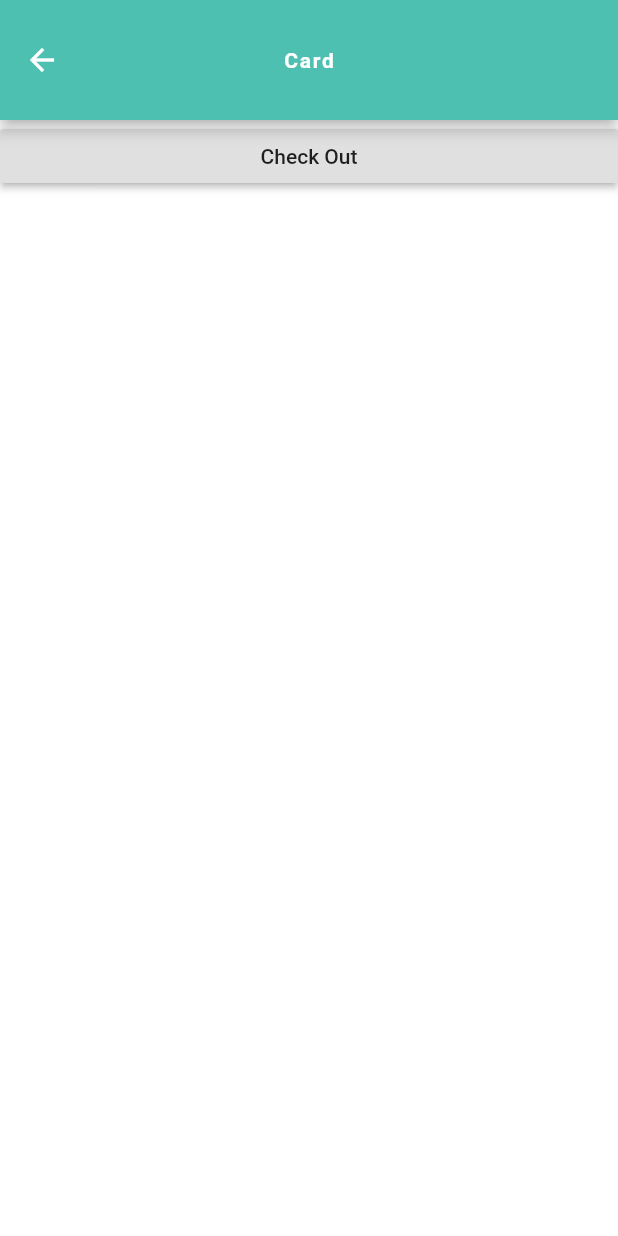
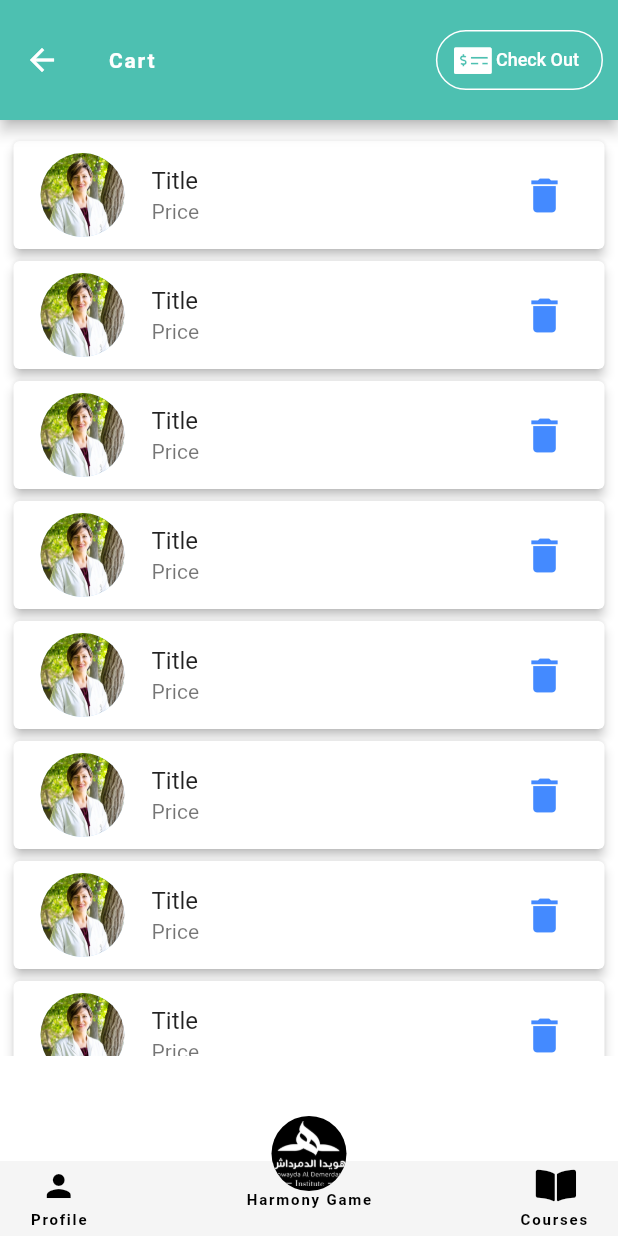
Before and after one commit to ahmedibrahim240/Dr-hwaida, a Flutter app: the Cart screen opened directly, on a phone screen of 412 x 824 dp. Run offline on Flutter 3.47's test engine with Material 2 defaults, Android fonts, the phone set to English and light mode, and no system bars; our stand-ins replace carousel_slider, flutter_datetime_picker, flutter_svg, font_awesome_flutter, smooth_star_rating; missing offline and left inert: code_fields; Roboto replaces fonts that are missing (Cairo).

Commit message:
create cart page

```diff
--- a/lib/screens/cart/card.dart
+++ b/lib/screens/cart/card.dart
@@ -1,8 +1,12 @@
 import 'package:DrHwaida/constants/constans.dart';
+import 'package:DrHwaida/constants/themes.dart';
 import 'package:DrHwaida/screens/checkOut/checkOut.dart';
 
 import 'package:flutter/cupertino.dart';
 import 'package:flutter/material.dart';
+import 'package:font_awesome_flutter/font_awesome_flutter.dart';
+
+import '../CustomBottomNavigationBar.dart';
 
 class Cart extends StatefulWidget {
   @override
@@ -13,10 +17,24 @@ class _CartState extends State<Cart> {
   @override
   Widget build(BuildContext context) {
     return Scaffold(
-      appBar: customAppBar(title: 'Card'),
-      body: ListView(
-        children: [
-          RaisedButton(
+      appBar: AppBar(
+        toolbarHeight: 80,
+        title: (Text(
+          'Cart',
+          style: AppTheme.heading.copyWith(
+            color: Colors.white,
+          ),
+        )),
+        actions: [
+          Padding(
+            padding: const EdgeInsets.symmetric(horizontal: 10, vertical: 20),
+            child: FlatButton.icon(
+              shape: RoundedRectangleBorder(
+                borderRadius: BorderRadius.circular(30),
+                side: BorderSide(
+                  color: Colors.white,
+                ),
+              ),
               onPressed: () {
                 Navigator.of(context).push(
                   MaterialPageRoute(
@@ -24,7 +42,55 @@ class _CartState extends State<Cart> {
                   ),
                 );
               },
-            child: Text('Check Out'),
+              icon: Icon(
+                FontAwesomeIcons.moneyCheckAlt,
+                color: Colors.white,
+                size: 20,
+              ),
+              label: Text(
+                'Check Out',
+                style: AppTheme.subHeading.copyWith(
+                  color: Colors.white,
+                ),
+              ),
+            ),
+          ),
+        ],
+      ),
+      body: Stack(
+        children: [
+          Container(
+            height: MediaQuery.of(context).size.height - 200,
+            child: ListView.builder(
+              shrinkWrap: true,
+              itemCount: 20,
+              padding: EdgeInsets.symmetric(horizontal: 5, vertical: 10),
+              itemBuilder: (context, index) {
+                return Card(
+                  elevation: 3,
+                  child: ListTile(
+                    title: Text('Title'),
+                    subtitle: Text('Price'),
+                    trailing: IconButton(
+                      icon: Icon(
+                        Icons.delete,
+                        size: 30,
+                        color: Colors.blueAccent,
+                      ),
+                      onPressed: () {},
+                    ),
+                    leading: CircleAvatar(
+                      maxRadius: 30,
+                      backgroundImage: AssetImage('lib/images/person.jpg'),
+                    ),
+                  ),
+                );
+              },
+            ),
+          ),
+          Align(
+            alignment: Alignment.bottomCenter,
+            child: CustomBottomNavigationBar(),
           ),
         ],
       ),
--- a/lib/screens/consultantPageView/consultantPageView.dart
+++ b/lib/screens/consultantPageView/consultantPageView.dart
@@ -46,7 +46,25 @@ class _ConsultantPageViewState extends State<ConsultantPageView> {
             shrinkWrap: true,
             primary: true,
             children: [
+              consultantData(context),
               Container(
+                height: 1100,
+                color: Colors.amber,
+                child: MyReview(),
+              ),
+            ],
+          ),
+          Align(
+            alignment: Alignment.bottomCenter,
+            child: CustomBottomNavigationBar(),
+          ),
+        ],
+      ),
+    );
+  }
+
+  Container consultantData(BuildContext context) {
+    return Container(
       height: MediaQuery.of(context).size.height * .672,
       child: Stack(
         children: [
@@ -102,8 +120,7 @@ class _ConsultantPageViewState extends State<ConsultantPageView> {
                     crossAxisAlignment: CrossAxisAlignment.start,
                     children: [
                       Row(
-                                  mainAxisAlignment:
-                                      MainAxisAlignment.spaceBetween,
+                        mainAxisAlignment: MainAxisAlignment.spaceBetween,
                         children: [
                           Text(
                             widget.consultName,
@@ -168,8 +185,7 @@ class _ConsultantPageViewState extends State<ConsultantPageView> {
                       ),
                       SizedBox(height: 10),
                       Row(
-                                  mainAxisAlignment:
-                                      MainAxisAlignment.spaceBetween,
+                        mainAxisAlignment: MainAxisAlignment.spaceBetween,
                         children: [
                           Column(
                             children: [
@@ -193,18 +209,15 @@ class _ConsultantPageViewState extends State<ConsultantPageView> {
                                 children: [
                                   Text(
                                     widget.oldPrice + '\$',
-                                              style:
-                                                  AppTheme.subHeading.copyWith(
+                                    style: AppTheme.subHeading.copyWith(
                                       color: customColorIcon,
-                                                decoration:
-                                                    TextDecoration.lineThrough,
+                                      decoration: TextDecoration.lineThrough,
                                     ),
                                   ),
                                   SizedBox(width: 10),
                                   Text(
                                     widget.newPrice + '\$',
-                                              style:
-                                                  AppTheme.heading.copyWith(),
+                                    style: AppTheme.heading.copyWith(),
                                   ),
                                 ],
                               ),
@@ -243,20 +256,6 @@ class _ConsultantPageViewState extends State<ConsultantPageView> {
           ),
         ],
       ),
-              ),
-              Container(
-                height: 1100,
-                color: Colors.amber,
-                child: MyReview(),
-              ),
-            ],
-          ),
-          Align(
-            alignment: Alignment.bottomCenter,
-            child: CustomBottomNavigationBar(),
-          ),
-        ],
-      ),
     );
   }
 }
--- a/lib/screens/paymenthistory/paymentHistory.dart
+++ b/lib/screens/paymenthistory/paymentHistory.dart
@@ -1,4 +1,5 @@
 import 'package:DrHwaida/constants/constans.dart';
+import 'package:DrHwaida/screens/CustomBottomNavigationBar.dart';
 import 'package:flutter/cupertino.dart';
 import 'package:flutter/material.dart';
 import 'components/visaCard.dart';
@@ -18,6 +19,7 @@ class _PaymentHistoryState extends State<PaymentHistory> {
   Widget build(BuildContext context) {
     return Scaffold(
       appBar: customAppBar(title: 'Payment History'),
+      bottomNavigationBar: CustomBottomNavigationBar(),
       body: ListView(
         shrinkWrap: true,
         primary: true,
--- a/lib/screens/scheduleAppo/scheduleAppo.dart
+++ b/lib/screens/scheduleAppo/scheduleAppo.dart
@@ -3,6 +3,8 @@ import 'package:DrHwaida/constants/themes.dart';
 import 'package:DrHwaida/screens/cart/card.dart';
 import 'package:flutter/material.dart';
 import 'package:font_awesome_flutter/font_awesome_flutter.dart';
+
+import '../CustomBottomNavigationBar.dart';
 
 class ScheduleAppo extends StatefulWidget {
   @override
@@ -19,6 +21,7 @@ class _ScheduleAppoState extends State<ScheduleAppo> {
   Widget build(BuildContext context) {
     return Scaffold(
       appBar: customAppBar(title: 'Schedule Appointment'),
+      bottomNavigationBar: CustomBottomNavigationBar(),
       body: Container(
         width: MediaQuery.of(context).size.width,
         height: MediaQuery.of(context).size.height,
```
Lines whose indentation alone changed are shown as unchanged.
